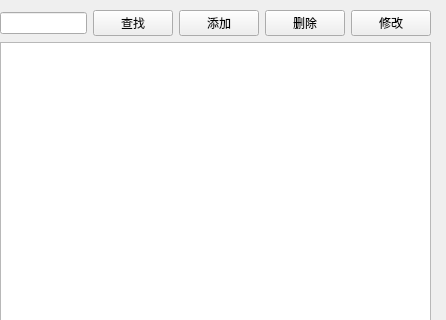
Meroasis/QtMedicinesystem, file patientview.ui: the form before one commit.
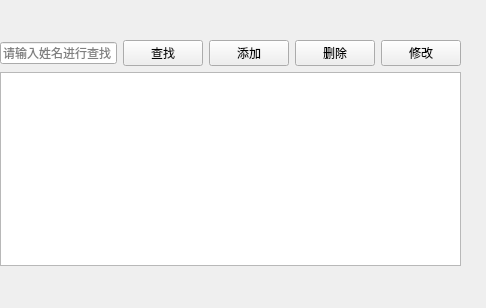
The form after the commit.

Diff of the .ui file:
```diff
--- a/patientview.ui
+++ b/patientview.ui
@@ -6,8 +6,8 @@
    <rect>
     <x>0</x>
     <y>0</y>
-    <width>446</width>
-    <height>320</height>
+    <width>486</width>
+    <height>308</height>
    </rect>
   </property>
   <property name="windowTitle">
@@ -17,16 +17,20 @@
    <property name="geometry">
     <rect>
      <x>0</x>
-     <y>10</y>
-     <width>431</width>
-     <height>311</height>
+     <y>40</y>
+     <width>461</width>
+     <height>226</height>
     </rect>
    </property>
    <layout class="QVBoxLayout" name="verticalLayout">
     <item>
      <layout class="QHBoxLayout" name="horizontalLayout">
       <item>
-       <widget class="QLineEdit" name="lineEdit"/>
+       <widget class="QLineEdit" name="lineEdit">
+        <property name="placeholderText">
+         <string>请输入姓名进行查找</string>
+        </property>
+       </widget>
       </item>
       <item>
        <widget class="QPushButton" name="BtnFind">
@@ -59,7 +63,7 @@
      </layout>
     </item>
     <item>
-     <widget class="QTableWidget" name="tableWidget"/>
+     <widget class="QTableView" name="tableView"/>
     </item>
    </layout>
   </widget>
```
Left out of the diff: 2 changed lines with no effect on the pictures.
